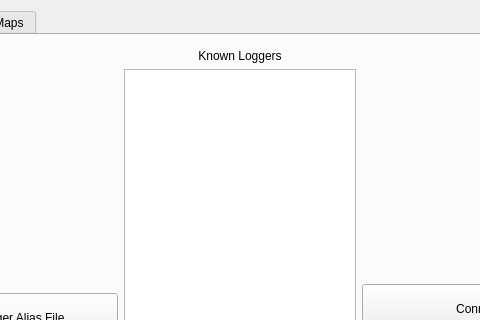
Qt form bix/gui/gui.ui (LowellInstruments/bix) before a commit; both pictures show x 140 to 620 and y 0 to 320 of the 760 by 739 pixel window.
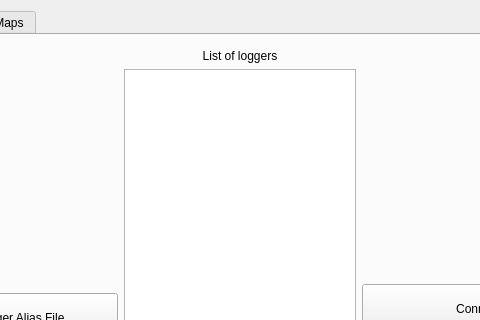
The same form after that commit. The open tabs and pages were chosen to show the change.

Patch:
```diff
--- a/bix/gui/gui.ui
+++ b/bix/gui/gui.ui
@@ -72,7 +72,7 @@
                     <item>
                      <widget class="QLabel" name="lbl_import_macs">
                       <property name="text">
-                       <string>Known Loggers</string>
+                       <string>List of loggers</string>
                       </property>
                       <property name="alignment">
                        <set>Qt::AlignCenter</set>
```
Left out of the diff: 11 changed lines with no effect on the pictures.
